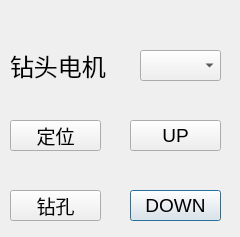
Before: the Qt Designer form Graduation_Project/Center_Controller/singl_motion.ui in JBCbobo/wireless-human-computer-interaction-system, drawn with Qt 5.
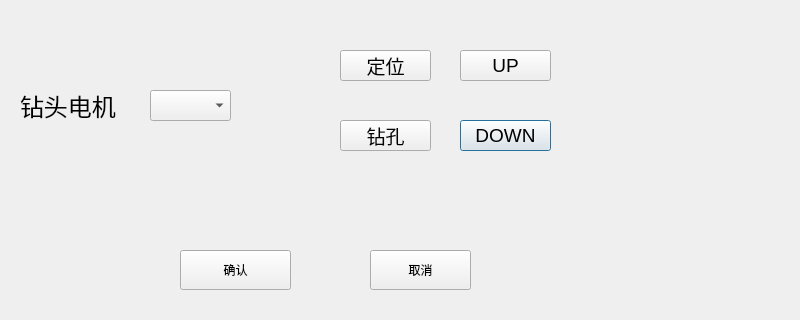
After: the same form once the commit is applied. Icons and pictures are not drawn.

Patch:
```diff
--- a/Graduation_Project/Center_Controller/singl_motion.ui
+++ b/Graduation_Project/Center_Controller/singl_motion.ui
@@ -6,21 +6,9 @@
    <rect>
     <x>0</x>
     <y>0</y>
-    <width>240</width>
-    <height>237</height>
-   </rect>
-  </property>
-  <property name="minimumSize">
-   <size>
-    <width>240</width>
-    <height>237</height>
-   </size>
-  </property>
-  <property name="maximumSize">
-   <size>
-    <width>240</width>
+    <width>800</width>
     <height>320</height>
-   </size>
+   </rect>
   </property>
   <property name="windowTitle">
    <string>Dialog</string>
@@ -29,11 +17,16 @@
    <iconset resource="src.qrc">
     <normaloff>:/images/image/wireless.bmp</normaloff>:/images/image/wireless.bmp</iconset>
   </property>
+  <property name="styleSheet">
+   <string notr="true">Singl_Motion{
+background-image: url(:/images/image/start.png);
+}</string>
+  </property>
   <widget class="QComboBox" name="Motion_Number">
    <property name="geometry">
     <rect>
-     <x>140</x>
-     <y>50</y>
+     <x>150</x>
+     <y>90</y>
      <width>81</width>
      <height>31</height>
     </rect>
@@ -47,8 +40,8 @@
   <widget class="QLabel" name="Drill_motion">
    <property name="geometry">
     <rect>
-     <x>10</x>
-     <y>50</y>
+     <x>20</x>
+     <y>90</y>
      <width>121</width>
      <height>31</height>
     </rect>
@@ -65,8 +58,8 @@
   <widget class="QPushButton" name="pushButton_down">
    <property name="geometry">
     <rect>
-     <x>130</x>
-     <y>190</y>
+     <x>460</x>
+     <y>120</y>
      <width>91</width>
      <height>31</height>
     </rect>
@@ -83,8 +76,8 @@
   <widget class="QPushButton" name="pushButton_location">
    <property name="geometry">
     <rect>
-     <x>10</x>
-     <y>190</y>
+     <x>340</x>
+     <y>120</y>
      <width>91</width>
      <height>31</height>
     </rect>
@@ -101,8 +94,8 @@
   <widget class="QPushButton" name="pushButton_drilling">
    <property name="geometry">
     <rect>
-     <x>10</x>
-     <y>120</y>
+     <x>340</x>
+     <y>50</y>
      <width>91</width>
      <height>31</height>
     </rect>
@@ -119,8 +112,8 @@
   <widget class="QPushButton" name="pushButton_up">
    <property name="geometry">
     <rect>
-     <x>130</x>
-     <y>120</y>
+     <x>460</x>
+     <y>50</y>
      <width>91</width>
      <height>31</height>
     </rect>
@@ -134,6 +127,32 @@
     <string>UP</string>
    </property>
   </widget>
+  <widget class="QPushButton" name="pushButton">
+   <property name="geometry">
+    <rect>
+     <x>180</x>
+     <y>250</y>
+     <width>111</width>
+     <height>40</height>
+    </rect>
+   </property>
+   <property name="text">
+    <string>确认</string>
+   </property>
+  </widget>
+  <widget class="QPushButton" name="pushButton_2">
+   <property name="geometry">
+    <rect>
+     <x>370</x>
+     <y>250</y>
+     <width>101</width>
+     <height>40</height>
+    </rect>
+   </property>
+   <property name="text">
+    <string>取消</string>
+   </property>
+  </widget>
  </widget>
  <resources>
   <include location="src.qrc"/>
```
Left out of the diff: 19 changed lines with no effect on the pictures.
